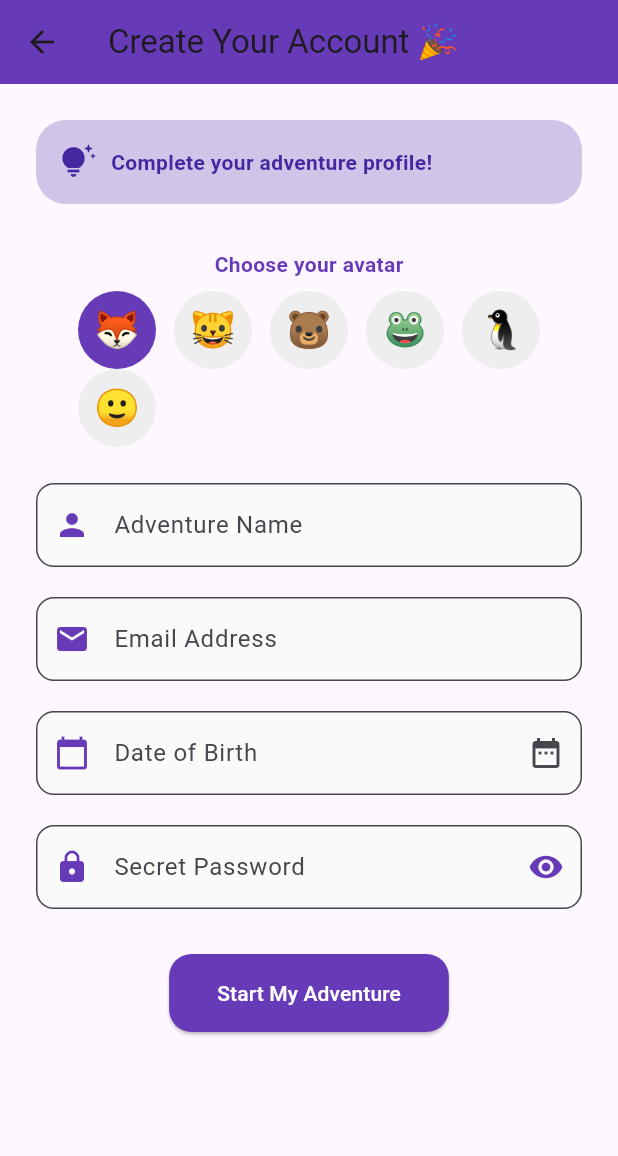
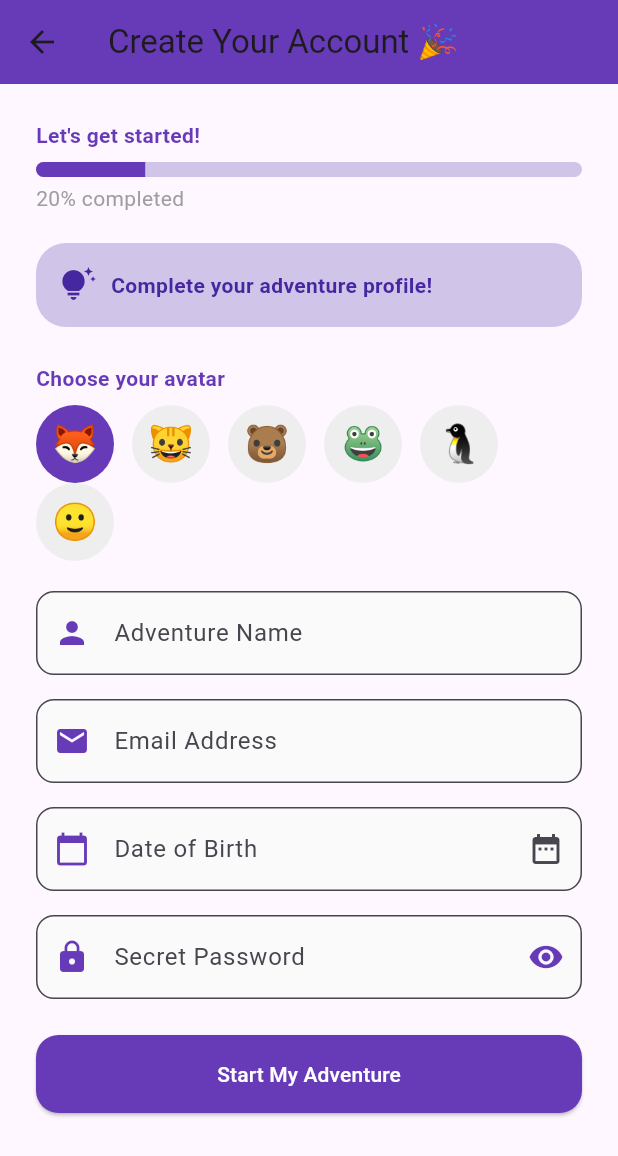
Before and after one commit to kevinlam13/Assignment13, a Flutter app: the SignupScreen screen opened directly, after a tap on an icon or button, on a phone screen of 412 x 824 dp. Shown: the top 1156 px of the screen. Run offline on Flutter 3.47's test engine with Material 3 defaults, Android fonts, the phone set to English and light mode, and no system bars; our stand-ins replace animated_text_kit, confetti.

Commit message:
progress tracker with Milestones live also added progress from avatar/name/email/DOB/password

```diff
--- a/lib/Screens/signup_screen.dart
+++ b/lib/Screens/signup_screen.dart
@@ -1,4 +1,5 @@
 import 'package:flutter/material.dart';
+import '../widgets/progress_tracker.dart';
 import 'success_screen.dart';
 
 class SignupScreen extends StatefulWidget {
@@ -17,6 +18,16 @@ class _SignupScreenState extends State<SignupScreen> {
   bool _showPwd = false;
   String? _avatar; // selected emoji
 
+  int _progress = 0;
+  final Set<String> _done = {};
+
+  @override
+  void initState() {
+    super.initState();
+    // initial recalc covers default values (none selected yet)
+    _recalcProgress();
+  }
+
   @override
   void dispose() {
     for (var c in [
@@ -30,6 +41,27 @@ class _SignupScreenState extends State<SignupScreen> {
     super.dispose();
   }
 
+  void _recalcProgress() {
+    _done.clear();
+
+    if (_avatar != null && _avatar!.isNotEmpty) _done.add('avatar');
+
+    final name = _nameController.text.trim();
+    if (name.isNotEmpty) _done.add('name');
+
+    final email = _emailController.text.trim();
+    final validEmail = email.isNotEmpty && email.contains('@') && email.contains('.');
+    if (validEmail) _done.add('email');
+
+    if (_dobController.text.trim().isNotEmpty) _done.add('dob');
+
+    if (_pwdController.text.length >= 6) _done.add('pwd');
+
+    setState(() {
+      _progress = ((_done.length / 5) * 100).round();
+    });
+  }
+
   Future<void> _selectDate() async {
     final picked = await showDatePicker(
       context: context,
@@ -39,6 +71,7 @@ class _SignupScreenState extends State<SignupScreen> {
     );
     if (picked != null) {
       _dobController.text = "${picked.day}/${picked.month}/${picked.year}";
+      _recalcProgress();
     }
   }
 
@@ -61,9 +94,11 @@ class _SignupScreenState extends State<SignupScreen> {
     required String label,
     required IconData icon,
     String? Function(String?)? validator,
+    void Function(String)? onChanged,
   }) {
     return TextFormField(
       controller: controller,
+      onChanged: onChanged,
       decoration: InputDecoration(
         labelText: label,
         prefixIcon: Icon(icon, color: Colors.deepPurple),
@@ -90,9 +125,15 @@ class _SignupScreenState extends State<SignupScreen> {
         child: SingleChildScrollView(
           child: Form(
             key: _formKey,
+            onChanged: _recalcProgress, // safety net: any change triggers update
             child: Column(
+              crossAxisAlignment: CrossAxisAlignment.stretch,
               children: [
-                // Header
+                // PROGRESS
+                ProgressTracker(progress: _progress),
+                const SizedBox(height: 20),
+
+                // Header card
                 AnimatedContainer(
                   duration: const Duration(milliseconds: 500),
                   curve: Curves.easeInOut,
@@ -118,9 +159,9 @@ class _SignupScreenState extends State<SignupScreen> {
                     ],
                   ),
                 ),
-                const SizedBox(height: 30),
+                const SizedBox(height: 24),
 
-                // Avatar Picker
+                // Avatar Picker (counts toward progress)
                 const Text(
                   "Choose your avatar",
                   style: TextStyle(
@@ -132,7 +173,10 @@ class _SignupScreenState extends State<SignupScreen> {
                   children: avatars.map((a) {
                     final selected = _avatar == a;
                     return GestureDetector(
-                      onTap: () => setState(() => _avatar = a),
+                      onTap: () {
+                        setState(() => _avatar = a);
+                        _recalcProgress();
+                      },
                       child: CircleAvatar(
                         radius: 26,
                         backgroundColor:
@@ -142,24 +186,26 @@ class _SignupScreenState extends State<SignupScreen> {
                     );
                   }).toList(),
                 ),
-                const SizedBox(height: 24),
+                const SizedBox(height: 20),
 
                 // Name
                 _buildTextField(
                   controller: _nameController,
                   label: 'Adventure Name',
                   icon: Icons.person,
+                  onChanged: (_) => _recalcProgress(),
                   validator: (v) => (v == null || v.isEmpty)
                       ? 'What should we call you on this adventure?'
                       : null,
                 ),
-                const SizedBox(height: 20),
+                const SizedBox(height: 16),
 
                 // Email
                 _buildTextField(
                   controller: _emailController,
                   label: 'Email Address',
                   icon: Icons.email,
+                  onChanged: (_) => _recalcProgress(),
                   validator: (v) {
                     if (v == null || v.isEmpty) {
                       return 'We need your email for adventure updates!';
@@ -170,7 +216,7 @@ class _SignupScreenState extends State<SignupScreen> {
                     return null;
                   },
                 ),
-                const SizedBox(height: 20),
+                const SizedBox(height: 16),
 
                 // DOB
                 TextFormField(
@@ -190,15 +236,17 @@ class _SignupScreenState extends State<SignupScreen> {
                     filled: true,
                     fillColor: Colors.grey[50],
                   ),
-                  validator: (v) =>
-                  (v == null || v.isEmpty) ? 'When did your adventure begin?' : null,
+                  validator: (v) => (v == null || v.isEmpty)
+                      ? 'When did your adventure begin?'
+                      : null,
                 ),
-                const SizedBox(height: 20),
+                const SizedBox(height: 16),
 
                 // Password
                 TextFormField(
                   controller: _pwdController,
                   obscureText: !_showPwd,
+                  onChanged: (_) => _recalcProgress(),
                   decoration: InputDecoration(
                     labelText: 'Secret Password',
                     prefixIcon:
@@ -226,9 +274,9 @@ class _SignupScreenState extends State<SignupScreen> {
                     return null;
                   },
                 ),
-                const SizedBox(height: 30),
+                const SizedBox(height: 24),
 
-                // Submit button
+                // Submit
                 ElevatedButton(
                   onPressed: _submit,
                   style: ElevatedButton.styleFrom(
--- /dev/null
+++ b/lib/widgets/progress_tracker.dart
@@ -0,0 +1,111 @@
+import 'package:flutter/material.dart';
+
+class ProgressTracker extends StatefulWidget {
+  final int progress; // 0..100
+  const ProgressTracker({super.key, required this.progress});
+
+  @override
+  State<ProgressTracker> createState() => _ProgressTrackerState();
+}
+
+class _ProgressTrackerState extends State<ProgressTracker>
+    with SingleTickerProviderStateMixin {
+  late AnimationController _ctrl;
+  late Animation<double> _anim;
+  String _message = "Let's get started!";
+  int _lastBucket = -1;
+
+  static String _milestoneText(int pct) {
+    if (pct >= 100) return "Ready for adventure!";
+    if (pct >= 75)  return "Almost done!";
+    if (pct >= 50)  return "Halfway there!";
+    if (pct >= 25)  return "Great start!";
+    return "Let's get started!";
+  }
+
+  int _bucket(int p) {
+    if (p >= 100) return 100;
+    if (p >= 75)  return 75;
+    if (p >= 50)  return 50;
+    if (p >= 25)  return 25;
+    return 0;
+  }
+
+  @override
+  void initState() {
+    super.initState();
+    _ctrl = AnimationController(
+      vsync: this,
+      duration: const Duration(milliseconds: 400),
+    );
+    _anim = Tween<double>(begin: 0, end: widget.progress.toDouble())
+        .animate(CurvedAnimation(parent: _ctrl, curve: Curves.easeInOut));
+    _ctrl.forward();
+    _message = _milestoneText(widget.progress);
+    _lastBucket = _bucket(widget.progress);
+  }
+
+  @override
+  void didUpdateWidget(covariant ProgressTracker oldWidget) {
+    super.didUpdateWidget(oldWidget);
+    _anim = Tween<double>(
+      begin: oldWidget.progress.toDouble(),
+      end: widget.progress.toDouble(),
+    ).animate(CurvedAnimation(parent: _ctrl, curve: Curves.easeInOut));
+    _ctrl
+      ..reset()
+      ..forward();
+
+    final b = _bucket(widget.progress);
+    if (b != _lastBucket) {
+      setState(() {
+        _message = _milestoneText(widget.progress);
+        _lastBucket = b;
+      });
+    }
+  }
+
+  @override
+  void dispose() {
+    _ctrl.dispose();
+    super.dispose();
+  }
+
+  @override
+  Widget build(BuildContext context) {
+    return AnimatedBuilder(
+      animation: _anim,
+      builder: (_, __) {
+        final pct = _anim.value.clamp(0, 100);
+        return Column(
+          crossAxisAlignment: CrossAxisAlignment.start,
+          children: [
+            Text(
+              _message,
+              style: const TextStyle(
+                fontWeight: FontWeight.bold,
+                color: Colors.deepPurple,
+              ),
+            ),
+            const SizedBox(height: 8),
+            ClipRRect(
+              borderRadius: BorderRadius.circular(12),
+              child: LinearProgressIndicator(
+                minHeight: 10,
+                value: pct / 100.0,
+                backgroundColor: Colors.deepPurple.shade100,
+                valueColor:
+                const AlwaysStoppedAnimation<Color>(Colors.deepPurple),
+              ),
+            ),
+            const SizedBox(height: 4),
+            Text(
+              '${pct.toStringAsFixed(0)}% completed',
+              style: const TextStyle(color: Colors.grey),
+            ),
+          ],
+        );
+      },
+    );
+  }
+}
```
